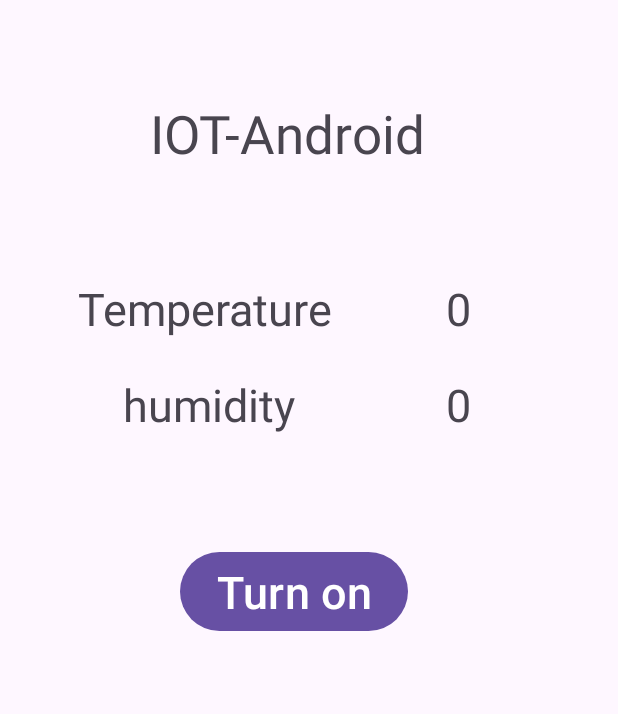
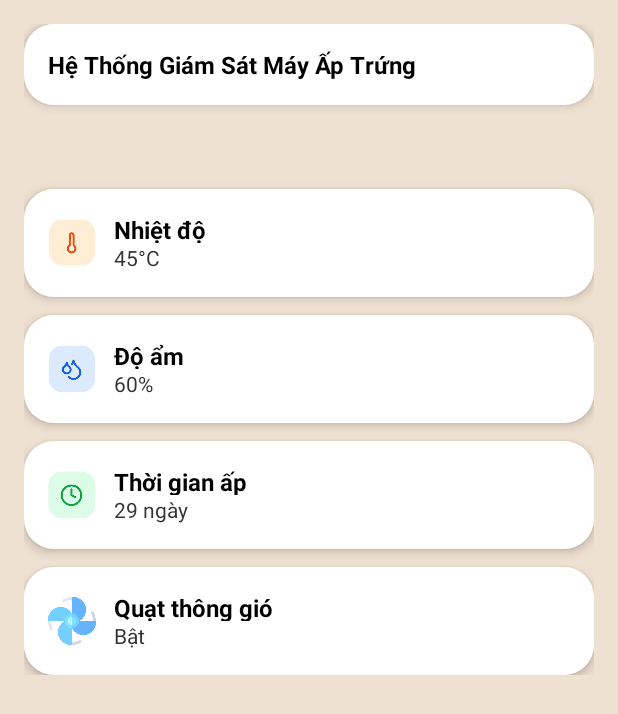
Before and after one commit to thuyhoh/BTL-Android, an Android app: the MonitorActivity screen opened directly, with no data from a screen before it, on a phone screen of 412 x 824 dp. Shown: the top 714 px of the screen. Run offline under Robolectric (Android 15) with nearby library versions, the phone set to English and light mode, and no system bars.

Commit message:
Thuy: nop bai

```diff
--- a/BTL/app/build.gradle.kts
+++ b/BTL/app/build.gradle.kts
@@ -1,7 +1,6 @@
 plugins {
     alias(libs.plugins.android.application)
-
-
+    id("com.google.gms.google-services")
 }
 
 android {
@@ -43,4 +42,6 @@ dependencies {
     androidTestImplementation(libs.ext.junit)
     androidTestImplementation(libs.espresso.core)
 
+    implementation(platform("com.google.firebase:firebase-bom:34.6.0"))
+    implementation("com.google.firebase:firebase-analytics")
 }
--- /dev/null
+++ b/BTL/app/src/main/res/drawable/bg_card_round.xml
@@ -0,0 +1,17 @@
+<?xml version="1.0" encoding="utf-8"?>
+<shape xmlns:android="http://schemas.android.com/apk/res/android"
+    android:shape="rectangle">
+
+    <solid android:color="#FFFFFF"/>
+
+    <corners android:radius="20dp"/>
+
+    <padding
+        android:left="8dp"
+        android:top="8dp"
+        android:right="8dp"
+        android:bottom="8dp" />
+
+    <size android:width="0dp" android:height="0dp"/>
+
+</shape>
--- a/BTL/app/src/main/res/layout/activity_monitor.xml
+++ b/BTL/app/src/main/res/layout/activity_monitor.xml
@@ -1,64 +1,205 @@
 <?xml version="1.0" encoding="utf-8"?>
-<androidx.constraintlayout.widget.ConstraintLayout xmlns:android="http://schemas.android.com/apk/res/android"
+<ScrollView xmlns:android="http://schemas.android.com/apk/res/android"
     xmlns:app="http://schemas.android.com/apk/res-auto"
-    xmlns:tools="http://schemas.android.com/tools"
     android:id="@+id/main"
     android:layout_width="match_parent"
     android:layout_height="match_parent"
-    tools:context=".MonitorActivity">
+    android:background="#EFE1D1">
+
+    <LinearLayout
+        android:orientation="vertical"
+        android:layout_width="match_parent"
+        android:layout_height="wrap_content"
+        android:padding="16dp">
+
+        <!-- TOP CARD -->
+        <LinearLayout
+            android:layout_width="match_parent"
+            android:layout_height="wrap_content"
+            android:background="@drawable/bg_card_round"
+            android:orientation="vertical"
+            android:elevation="4dp"
+            android:padding="16dp">
+
+            <LinearLayout
+                android:layout_width="match_parent"
+                android:layout_height="wrap_content"
+                android:gravity="center"
+                android:orientation="horizontal">
 
                 <TextView
-        android:id="@+id/textView2"
+                    android:text="Hệ Thống Giám Sát Máy Ấp Trứng"
+                    android:textColor="#000"
+                    android:textSize="16sp"
+                    android:textStyle="bold"
+                    android:layout_width="0dp"
+                    android:layout_weight="1"
+                    android:layout_height="wrap_content"/>
+
+            </LinearLayout>
+
+
+        </LinearLayout>
+        <TextView
+            android:text=""
+            android:layout_height="40dp"
+            android:layout_width="200dp"
+            android:textSize="14sp"
+            android:textColor="#333"/>
+    <!-- NHIỆT ĐỘ -->
+    <LinearLayout
+        android:layout_marginTop="16dp"
+        android:layout_width="match_parent"
+        android:layout_height="wrap_content"
+        android:background="@drawable/bg_card_round"
+        android:elevation="4dp"
+        android:padding="16dp"
+        android:orientation="horizontal"
+        android:gravity="center_vertical">
+        <ImageView
+            android:src="@drawable/ic_temp"
+            android:layout_width="32dp"
+            android:layout_height="32dp"/>
+        <LinearLayout
+            android:orientation="vertical"
+            android:layout_marginStart="12dp"
+
             android:layout_width="wrap_content"
+            android:layout_height="wrap_content">
+            <TextView
+                android:text="Nhiệt độ"
+                android:textSize="16sp"
+                android:textStyle="bold"
+                android:layout_height="20dp"
+                android:layout_width="200dp"
+                android:textColor="#000"/>
+            <TextView
+                android:id="@+id/tvTemperature"
+                android:text="45°C"
+                android:layout_height="20dp"
+                android:layout_width="200dp"
+                android:textSize="14sp"
+                android:textColor="#333"/>
+        </LinearLayout>
+    </LinearLayout>
+
+        <!-- ĐỘ ẨM -->
+        <LinearLayout
+            android:layout_marginTop="12dp"
+            android:layout_width="match_parent"
             android:layout_height="wrap_content"
-        android:text="IOT-Android"
-        android:textSize="35dp"
-        android:translationX="100dp"
-        android:translationY="65dp" />
+            android:background="@drawable/bg_card_round"
+            android:elevation="4dp"
+            android:padding="16dp"
+            android:orientation="horizontal"
+            android:gravity="center_vertical">
+
+            <ImageView
+                android:src="@drawable/ic_humi"
+                android:layout_width="32dp"
+                android:layout_height="32dp"/>
+
+            <LinearLayout
+                android:orientation="vertical"
+                android:layout_marginStart="12dp"
+                android:layout_width="wrap_content"
+                android:layout_height="wrap_content">
 
                 <TextView
-        android:id="@+id/textView3"
-        android:layout_width="wrap_content"
-        android:layout_height="wrap_content"
-        android:text="Temperature"
-        android:textSize="30dp"
-        android:translationX="52dp"
-        android:translationY="185dp"/>
+                    android:text="Độ ẩm"
+                    android:layout_height="20dp"
+                    android:layout_width="200dp"
+                    android:textSize="16sp"
+                    android:textStyle="bold"
+                    android:textColor="#000"/>
 
                 <TextView
-        android:id="@+id/textView4"
+                    android:id="@+id/tvHumidity"
+                    android:text="60%"
+                    android:layout_height="20dp"
+                    android:layout_width="200dp"
+                    android:textSize="14sp"
+                    android:textColor="#333"/>
+            </LinearLayout>
+        </LinearLayout>
+        <!-- THỜI GIAN ẤP -->
+        <LinearLayout
+            android:layout_marginTop="12dp"
+            android:layout_width="match_parent"
+            android:layout_height="wrap_content"
+            android:background="@drawable/bg_card_round"
+            android:elevation="4dp"
+            android:padding="16dp"
+            android:orientation="horizontal"
+            android:gravity="center_vertical">
+
+            <ImageView
+                android:src="@drawable/ic_time"
+                android:layout_width="32dp"
+                android:layout_height="32dp"/>
+
+            <LinearLayout
+                android:orientation="vertical"
+                android:layout_marginStart="12dp"
                 android:layout_width="wrap_content"
-        android:layout_height="wrap_content"
-        android:text="humidity"
-        android:textSize="30dp"
-        android:translationX="82dp"
-        android:translationY="249dp"/>
+                android:layout_height="wrap_content">
 
                 <TextView
-        android:id="@+id/humi_val"
-        android:layout_width="wrap_content"
-        android:layout_height="wrap_content"
-        android:text="0"
-        android:textSize="30dp"
-        android:translationX="297dp"
-        android:translationY="249dp" />
+                    android:text="Thời gian ấp"
+                    android:layout_height="20dp"
+                    android:layout_width="200dp"
+                    android:textSize="16sp"
+                    android:textStyle="bold"
+                    android:textColor="#000"/>
 
                 <TextView
-        android:id="@+id/temp_val"
+                    android:id="@+id/tvTime"
+                    android:layout_height="20dp"
+                    android:layout_width="200dp"
+                    android:text="29 ngày"
+                    android:textSize="14sp"
+                    android:textColor="#333"/>
+            </LinearLayout>
+        </LinearLayout>
+        <!-- THỜI GIAN ẤP -->
+        <LinearLayout
+            android:layout_marginTop="12dp"
+            android:layout_width="match_parent"
+            android:layout_height="wrap_content"
+            android:background="@drawable/bg_card_round"
+            android:elevation="4dp"
+            android:padding="16dp"
+            android:orientation="horizontal"
+            android:gravity="center_vertical">
+
+            <ImageView
+                android:src="@drawable/ic_fan"
+                android:layout_width="32dp"
+                android:layout_height="32dp"/>
+
+            <LinearLayout
+                android:orientation="vertical"
+                android:layout_marginStart="12dp"
                 android:layout_width="wrap_content"
-        android:layout_height="wrap_content"
-        android:text="0"
-        android:textSize="30dp"
-        android:translationX="297dp"
-        android:translationY="185dp"/>
+                android:layout_height="wrap_content">
 
-    <Button
-        android:id="@+id/Push_btn"
-        android:layout_width="wrap_content"
-        android:layout_height="wrap_content"
-        android:text="Turn on"
-        android:textSize="30dp"
-        android:translationX="120dp"
-        android:translationY="364dp"/>
+                <TextView
+                    android:text="Quạt thông gió"
+                    android:layout_height="20dp"
+                    android:layout_width="200dp"
+                    android:textSize="16sp"
+                    android:textStyle="bold"
+                    android:textColor="#000"/>
 
-</androidx.constraintlayout.widget.ConstraintLayout>
+                <TextView
+                    android:id="@+id/Fan"
+                    android:layout_height="20dp"
+                    android:layout_width="200dp"
+                    android:text="Bật"
+                    android:textSize="14sp"
+                    android:textColor="#333"/>
+            </LinearLayout>
+        </LinearLayout>
+    </LinearLayout>
+
+</ScrollView>
--- a/BTL/build.gradle.kts
+++ b/BTL/build.gradle.kts
@@ -1,5 +1,5 @@
 // Top-level build file where you can add configuration options common to all sub-projects/modules.
 plugins {
     alias(libs.plugins.android.application) apply false
-
+    id("com.google.gms.google-services") version "4.4.4" apply false
 }
```
Also changed, not shown: BTL/app/src/main/res/drawable/ic_fan.png (added), BTL/app/src/main/res/drawable/ic_humi.jpg (added), BTL/app/src/main/res/drawable/ic_temp.jpg (added), BTL/app/src/main/res/drawable/ic_time.jpg (added). Lines whose indentation alone changed are shown as unchanged.
